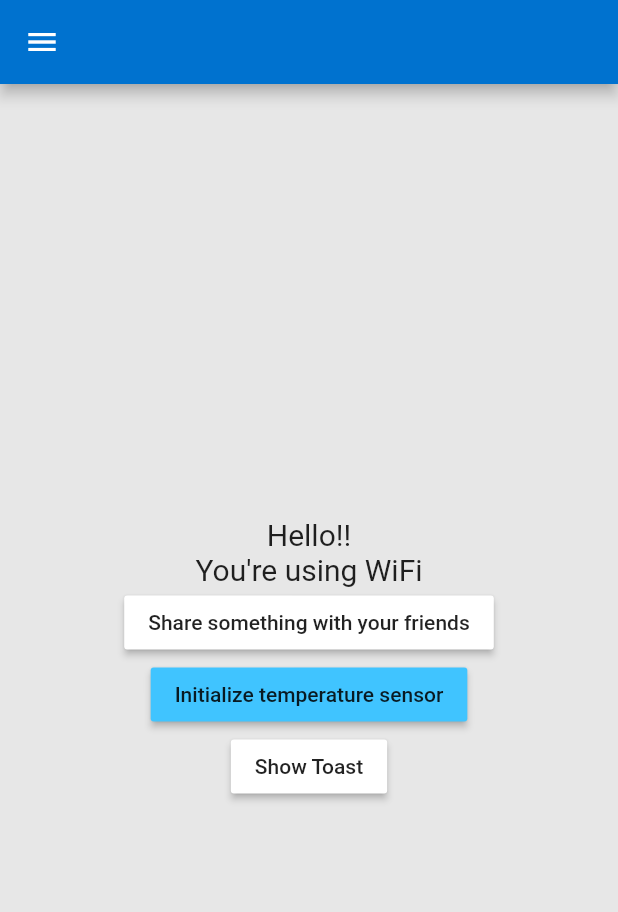
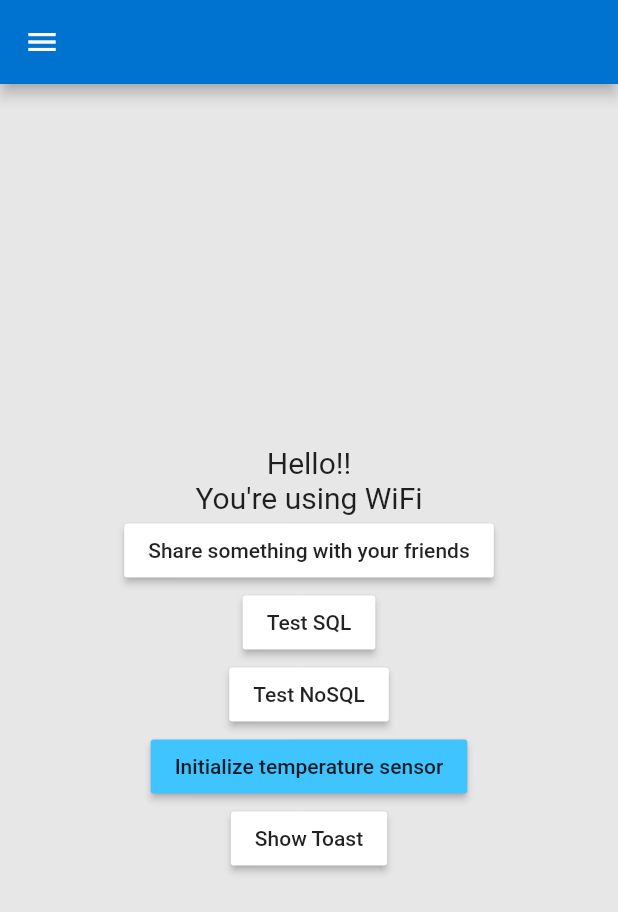
Before and after one commit to Prasanthi99/FLutterBoilerplate, a Flutter app: the screen it shows after launch, after a tap on "Login as Guest", after a tap on "Initialize temperature sensor", on a phone screen of 412 x 824 dp. Shown: the top 912 px of the screen. Run offline on Flutter 3.47's test engine with Material 2 defaults, Android fonts, the phone set to English and light mode, and no system bars; our stand-ins replace connectivity, dio, fluro, flutter_secure_storage, google_sign_in, hive and 3 more; missing offline and left inert: f_logs, flutter_facebook_login, flutter_twitter_login, jaguar_serializer; accounts and stored records are empty; network calls fail; statements that could not run were skipped.

Commit message:
db commit

```diff
--- a/src/lib/ui/login.dart
+++ b/src/lib/ui/login.dart
@@ -52,7 +52,7 @@ class LoginScreen extends StatelessWidget {
                                     color: Color(0xFF3D5A98),
                                     borderRadius:
                                         BorderRadius.all(Radius.circular(6.0))),
-                                padding: EdgeInsets.fromLTRB(14, 0, 20, 0),
+                                // padding: EdgeInsets.fromLTRB(, 0, 20, 0),
                                 child: Row(
                                     mainAxisSize: MainAxisSize.max,
                                     mainAxisAlignment: MainAxisAlignment.center,
@@ -82,7 +82,7 @@ class LoginScreen extends StatelessWidget {
                                     color: Color(0xFFf53e28),
                                     borderRadius:
                                         BorderRadius.all(Radius.circular(6.0))),
-                                padding: EdgeInsets.fromLTRB(14, 0, 20, 0),
+                                // padding: EdgeInsets.fromLTRB(14, 0, 20, 0),
                                 child: Row(
                                     mainAxisSize: MainAxisSize.max,
                                     mainAxisAlignment: MainAxisAlignment.center,
--- a/src/lib/ui/screens/dashboard.dart
+++ b/src/lib/ui/screens/dashboard.dart
@@ -1,8 +1,9 @@
+import 'package:boilerplate/ui/screens/hive_users.dart';
+import 'package:boilerplate/ui/screens/sql_users.dart';
 import 'package:flutter/material.dart';
 import 'package:provider/provider.dart';
 import 'package:boilerplate/models/core/app_context.dart';
 import 'package:boilerplate/models/core/base_model.dart';
-import 'package:boilerplate/services/device/deeplink_service.dart';
 import 'package:boilerplate/services/device/temperature_service.dart';
 import 'package:boilerplate/services/device/toast_service.dart';
 import 'package:boilerplate/ui/widgets/app_drawer.dart';
@@ -38,12 +39,29 @@ class Dashboard extends StatelessWidget {
                     color: Colors.white,
                   ),
                   RaisedButton(
+                    onPressed: () {
+                      Navigator.of(context).push(MaterialPageRoute(
+                          builder: (context) => new SQLUsers()));
+                    },
+                    child: Text("Test SQL", textAlign: TextAlign.center),
+                    color: Colors.white,
+                  ),
+                  RaisedButton(
+                    onPressed: () {
+                      Navigator.of(context).push(MaterialPageRoute(
+                          builder: (context) => new HiveUsers()));
+                    },
+                    child: Text("Test NoSQL", textAlign: TextAlign.center),
+                    color: Colors.white,
+                  ),
+                  RaisedButton(
                       onPressed: () async {
                         var result = await TemperatureService.initialize();
                         ToastService.showToast(
                             msg: (result ?? false)
                                 ? "Initialized sensor"
-                                : "Something went wrong!!");
+                                : "Something went wrong!!",
+                            backgroundColor: Colors.white);
                       },
                       child: Text("Initialize temperature sensor")),
                   StreamBuilder<double>(
```
Also changed, not shown: src/lib/ui/screens/hive_users.dart (+11 -7 lines), src/lib/ui/screens/sql_users.dart (+37 -0 lines), 1 other file.
